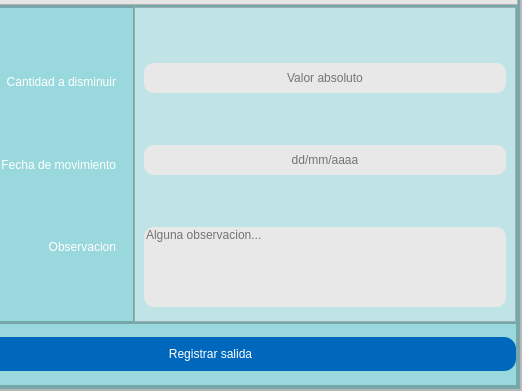
This is ui/ventana_salidas.ui in https-Contreras/Inventario-Pyme as Qt 5 draws it before an edit; both pictures show x 348 to 870 and y 259 to 650 of the 870 by 650 pixel window. The edited form follows.
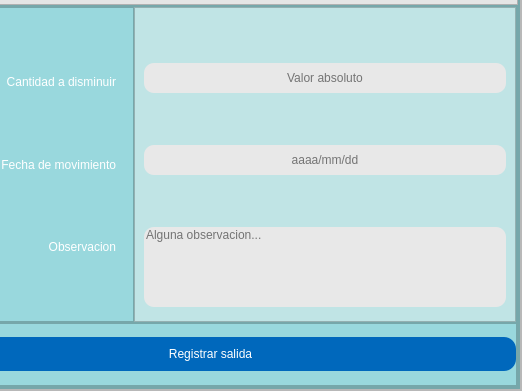
This is the edited form. Icons and pictures are not drawn.

Patch:
```diff
--- a/ui/ventana_salidas.ui
+++ b/ui/ventana_salidas.ui
@@ -845,7 +845,7 @@
                            <set>Qt::AlignCenter</set>
                           </property>
                           <property name="placeholderText">
-                           <string>dd/mm/aaaa</string>
+                           <string>aaaa/mm/dd</string>
                           </property>
                          </widget>
                         </item>
```
